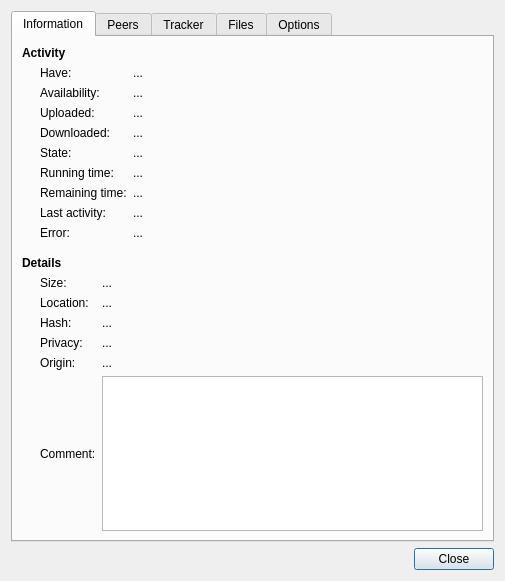
Above: qt/DetailsDialog.ui from transmission/transmission before the change. Below: the same form after it.
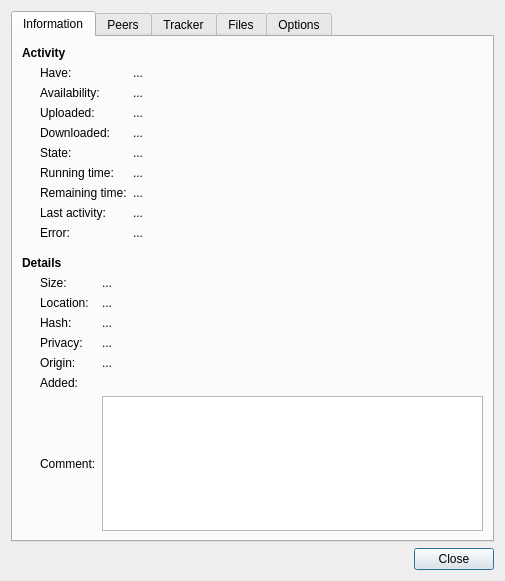
That is the form after the change. Custom widgets are drawn as their Qt base class.

Commit message: Add new information about when torrent was added to transmission in the Information Tab in transmission-qt (#3121)

Diff of the .ui file:
```diff
--- a/qt/DetailsDialog.ui
+++ b/qt/DetailsDialog.ui
@@ -442,7 +442,21 @@
            </property>
           </widget>
          </item>
-         <item row="5" column="0">
+	 <item row="5" column="0">
+          <widget class="QLabel" name="addedLabel">
+           <property name="text">
+            <string>Added:</string>
+           </property>
+          </widget>
+         </item>
+	 <item row="5" column="1">
+          <widget class="QLabel" name="addedLabelValue">
+           <property name="text">
+            <string></string>
+           </property>
+          </widget>
+         </item>
+         <item row="6" column="0">
           <widget class="QLabel" name="commentLabel">
            <property name="text">
             <string>Comment:</string>
@@ -452,7 +466,7 @@
            </property>
           </widget>
          </item>
-         <item row="5" column="1">
+         <item row="6" column="1">
           <widget class="QTextBrowser" name="commentBrowser">
            <property name="textInteractionFlags">
             <set>Qt::TextSelectableByKeyboard|Qt::TextSelectableByMouse</set>
```
The commit also changes 1 other file.
